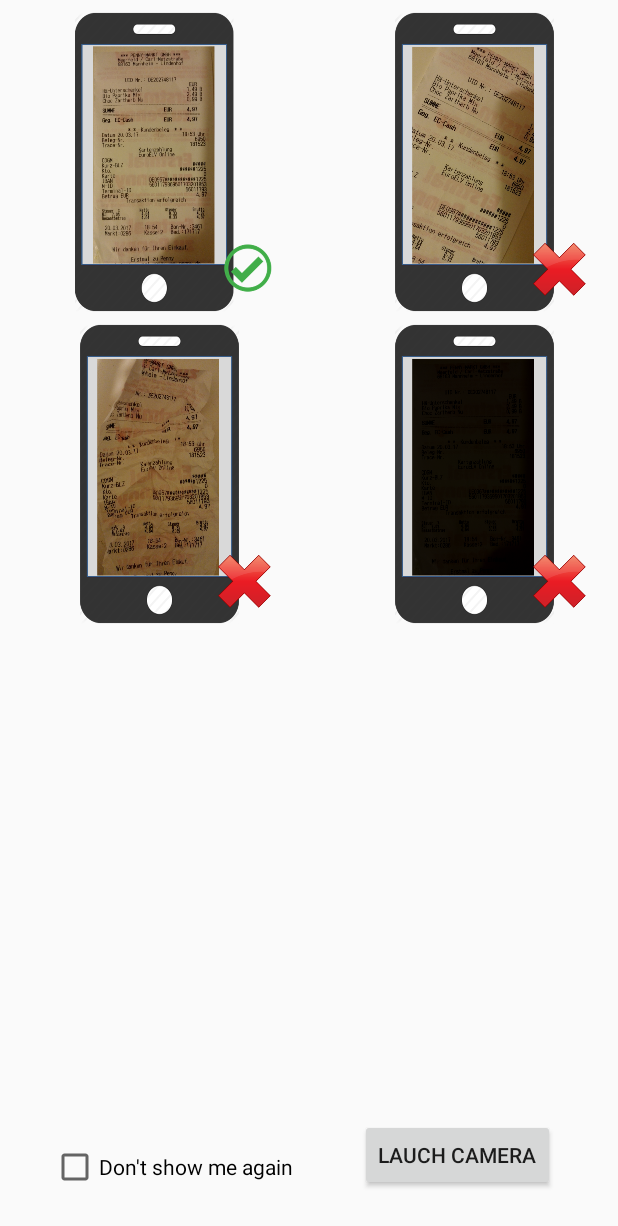
After one commit to advandy/scanner_v1, an Android app: the layout take_photo_tutorial.xml on its own in the app's theme, with its tools: preview values and no code run, on a phone screen of 412 x 824 dp. The commit adds this screen. Shown: the top 1226 px of the screen. Run offline under Robolectric (Android 15) with nearby library versions, the phone set to English and light mode, and no system bars.

Commit message:
Add user guide in taking photo

```diff
--- a/app/src/main/java/cheng/yunhan/scanner_v1/ExpenseTimelineFragment.java
+++ b/app/src/main/java/cheng/yunhan/scanner_v1/ExpenseTimelineFragment.java
@@ -3,9 +3,13 @@ package cheng.yunhan.scanner_v1;
 import android.app.Dialog;
 import android.content.ContentValues;
 import android.content.Context;
+import android.content.DialogInterface;
 import android.content.Intent;
+import android.content.SharedPreferences;
 import android.graphics.Bitmap;
 import android.graphics.BitmapFactory;
+import android.graphics.drawable.BitmapDrawable;
+import android.graphics.drawable.Drawable;
 import android.media.Image;
 import android.net.Uri;
 import android.os.AsyncTask;
@@ -24,10 +28,13 @@ import android.util.TypedValue;
 import android.view.LayoutInflater;
 import android.view.View;
 import android.view.ViewGroup;
+import android.view.Window;
 import android.widget.ArrayAdapter;
 import android.widget.Button;
+import android.widget.CheckBox;
 import android.widget.GridView;
 import android.widget.ImageButton;
+import android.widget.ImageView;
 import android.widget.TextView;
 
 import com.theartofdev.edmodo.cropper.CropImage;
@@ -232,6 +239,7 @@ public class ExpenseTimelineFragment extends Fragment {
                 new QueryMonthlyRecords().execute("Book");*/
 
                 final Dialog dialog = new Dialog(getContext());
+                dialog.requestWindowFeature(Window.FEATURE_NO_TITLE);
                 dialog.setContentView(R.layout.input_modes_popup);
                 //dialog.setTitle("OCR Result");
                 //((TextView)dialog.findViewById(R.id.ocrTextView)).setText(text);
@@ -242,8 +250,36 @@ public class ExpenseTimelineFragment extends Fragment {
                     @Override
                     public void onClick(View v) {
                         dialog.dismiss();
-                        Intent intent = new Intent(getContext(), takePhotoActivity.class);
-                        startActivityForResult(intent, REQUEST_SCAN);
+                        final SharedPreferences sharedPref = getActivity().getPreferences(Context.MODE_PRIVATE);
+                        if (!sharedPref.getBoolean("hideTutorialDialog", false)) {
+                            final Dialog tutorialDialog = new Dialog(getContext(), android.R.style.Theme_Light_NoTitleBar_Fullscreen);
+                            tutorialDialog.requestWindowFeature(Window.FEATURE_NO_TITLE);
+                            tutorialDialog.setContentView(R.layout.take_photo_tutorial);
+                            final CheckBox checkBox = (CheckBox) tutorialDialog.findViewById(R.id.noShow);
+                            Button dismiss = (Button)tutorialDialog.findViewById(R.id.launchCamera);
+                            dismiss.setOnClickListener(new View.OnClickListener() {
+                                @Override
+                                public void onClick(View v) {
+                                    SharedPreferences.Editor editor = sharedPref.edit();
+                                    editor.putBoolean("hideTutorialDialog", checkBox.isChecked());
+                                    editor.commit();
+                                    tutorialDialog.dismiss();
+                                }
+                            });
+                            //dialog.setTitle("OCR Result");
+                            //((TextView)dialog.findViewById(R.id.ocrTextView)).setText(text);
+                            tutorialDialog.show();
+                            tutorialDialog.setOnDismissListener(new DialogInterface.OnDismissListener() {
+                                @Override
+                                public void onDismiss(DialogInterface dialog) {
+                                    Intent intent = new Intent(getContext(), takePhotoActivity.class);
+                                    startActivityForResult(intent, REQUEST_SCAN);
+                                }
+                            });
+                        } else {
+                            Intent intent = new Intent(getContext(), takePhotoActivity.class);
+                            startActivityForResult(intent, REQUEST_SCAN);
+                        }
                     }
                 });
             }
--- a/app/src/main/java/cheng/yunhan/scanner_v1/takePhotoActivity.java
+++ b/app/src/main/java/cheng/yunhan/scanner_v1/takePhotoActivity.java
@@ -1,6 +1,8 @@
 package cheng.yunhan.scanner_v1;
 
 import android.app.Activity;
+import android.app.Dialog;
+import android.content.DialogInterface;
 import android.content.Intent;
 import android.graphics.Bitmap;
 import android.graphics.BitmapFactory;
@@ -10,6 +12,7 @@ import android.os.Bundle;
 import android.os.Environment;
 import android.provider.MediaStore;
 import android.support.v4.content.FileProvider;
+import android.support.v7.app.AppCompatActivity;
 import android.util.Log;
 
 import com.theartofdev.edmodo.cropper.CropImage;
@@ -34,6 +37,7 @@ public class takePhotoActivity extends Activity {
     @Override
     protected void onCreate(Bundle savedInstanceState) {
         super.onCreate(savedInstanceState);
+
         takePhoto();
     }
 
--- /dev/null
+++ b/app/src/main/res/layout/take_photo_tutorial.xml
@@ -0,0 +1,75 @@
+<?xml version="1.0" encoding="utf-8"?>
+<android.support.constraint.ConstraintLayout xmlns:android="http://schemas.android.com/apk/res/android"
+    xmlns:app="http://schemas.android.com/apk/res-auto"
+    xmlns:tools="http://schemas.android.com/tools"
+    android:orientation="vertical" android:layout_width="match_parent"
+    android:layout_height="match_parent">
+
+    <ImageView
+        android:id="@+id/imageView5"
+        android:layout_width="170dp"
+        android:layout_height="200dp"
+        android:layout_marginLeft="0dp"
+        android:layout_marginTop="8dp"
+        app:layout_constraintLeft_toLeftOf="parent"
+        app:layout_constraintTop_toTopOf="parent"
+        app:srcCompat="@drawable/correct"
+        app:layout_constraintRight_toLeftOf="@+id/imageView6"
+        android:layout_marginRight="8dp" />
+
+    <ImageView
+        android:id="@+id/imageView6"
+        android:layout_width="170dp"
+        android:layout_height="200dp"
+        android:layout_marginRight="0dp"
+        android:layout_marginTop="8dp"
+        app:layout_constraintRight_toRightOf="parent"
+        app:layout_constraintTop_toTopOf="parent"
+        app:srcCompat="@drawable/wrong1" />
+
+    <ImageView
+        android:id="@+id/imageView7"
+        android:layout_width="170dp"
+        android:layout_height="200dp"
+        android:layout_marginLeft="0dp"
+        app:layout_constraintLeft_toLeftOf="parent"
+        app:srcCompat="@drawable/wrong2"
+        android:layout_marginTop="8dp"
+        app:layout_constraintTop_toBottomOf="@+id/imageView5"
+        app:layout_constraintRight_toLeftOf="@+id/imageView8"
+        android:layout_marginRight="8dp" />
+
+    <ImageView
+        android:id="@+id/imageView8"
+        android:layout_width="170dp"
+        android:layout_height="200dp"
+        android:layout_marginRight="0dp"
+        app:layout_constraintRight_toRightOf="parent"
+        app:srcCompat="@drawable/wrong3"
+        android:layout_marginTop="8dp"
+        app:layout_constraintTop_toBottomOf="@+id/imageView6" />
+
+    <CheckBox
+        android:id="@+id/noShow"
+        android:layout_width="wrap_content"
+        android:layout_height="wrap_content"
+        android:layout_marginBottom="30dp"
+        android:layout_marginLeft="34dp"
+        android:checked="false"
+        android:text="Don't show me again"
+        app:layout_constraintBottom_toBottomOf="parent"
+        app:layout_constraintLeft_toLeftOf="parent" />
+
+    <Button
+        android:id="@+id/launchCamera"
+        android:layout_width="wrap_content"
+        android:layout_height="wrap_content"
+        android:text="Lauch camera"
+        app:layout_constraintBottom_toBottomOf="parent"
+        android:layout_marginBottom="30dp"
+        android:layout_marginRight="7dp"
+        app:layout_constraintRight_toRightOf="parent"
+        app:layout_constraintLeft_toRightOf="@+id/noShow"
+        android:layout_marginLeft="8dp"
+        app:layout_constraintHorizontal_bias="0.511" />
+</android.support.constraint.ConstraintLayout>
```
Also changed, not shown: app/src/main/correct-web.png (added), app/src/main/res/drawable-mdpi/correct.png (added), app/src/main/res/drawable-mdpi/wrong1.png (added), app/src/main/res/drawable-mdpi/wrong2.png (added), app/src/main/res/drawable-mdpi/wrong3.png (added), app/src/main/res/mipmap-hdpi/correct.png (added), app/src/main/res/mipmap-mdpi/correct.png (added), app/src/main/res/mipmap-xhdpi/correct.png (added), app/src/main/res/mipmap-xxhdpi/correct.png (added), app/src/main/res/mipmap-xxxhdpi/correct.png (added).
